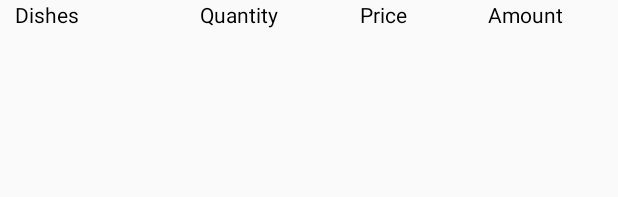
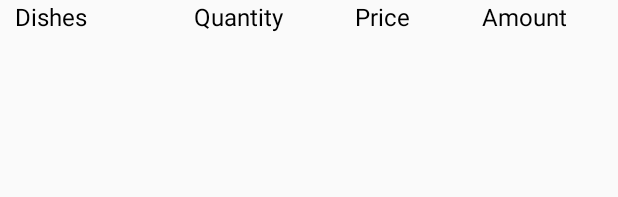
Before and after one commit to demifiendfumi/GooLooV2, an Android app: the layout cart_row_item.xml on its own in the app's theme, with its tools: preview values and no code run, on a phone screen of 412 x 824 dp. Shown: the top 197 px of the screen. Run offline under Robolectric (Android 15) with nearby library versions, the phone set to English and light mode, and no system bars; network calls fail.

Commit message:
small changes

```diff
--- a/app/src/main/res/layout/cart_row_item.xml
+++ b/app/src/main/res/layout/cart_row_item.xml
@@ -11,7 +11,8 @@
         android:layout_height="wrap_content"
         android:layout_weight="1"
         android:text="Dishes"
-        android:textColor="@android:color/black" />
+        android:textColor="@android:color/black"
+        android:textSize="16sp" />
 
     <TextView
         android:id="@+id/txtViewQuantity"
@@ -20,7 +21,8 @@
         android:layout_weight="1"
         android:gravity="center"
         android:text="Quantity"
-        android:textColor="@android:color/black" />
+        android:textColor="@android:color/black"
+        android:textSize="16sp" />
 
     <TextView
         android:id="@+id/txtViewPrice"
@@ -29,7 +31,8 @@
         android:layout_weight="1"
         android:gravity="center"
         android:text="Price"
-        android:textColor="@android:color/black" />
+        android:textColor="@android:color/black"
+        android:textSize="16sp" />
 
     <TextView
         android:id="@+id/txtAmount"
@@ -38,5 +41,6 @@
         android:layout_weight="1"
         android:gravity="center"
         android:text="Amount"
-        android:textColor="@android:color/black" />
+        android:textColor="@android:color/black"
+        android:textSize="16sp" />
 </LinearLayout>
```
